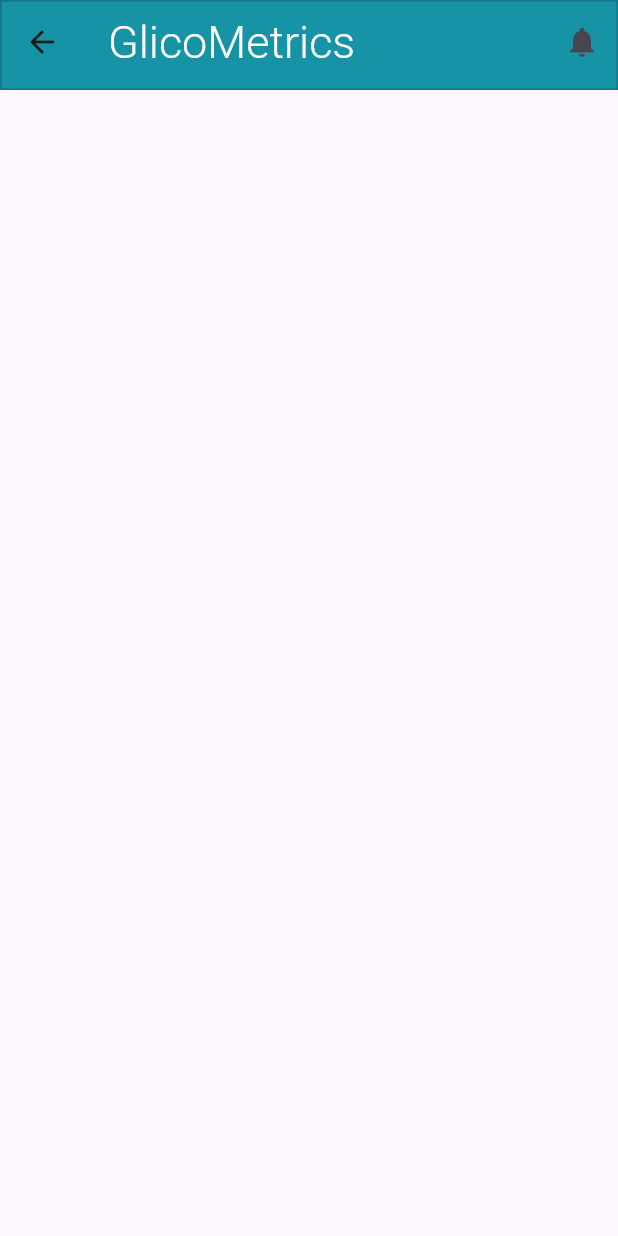
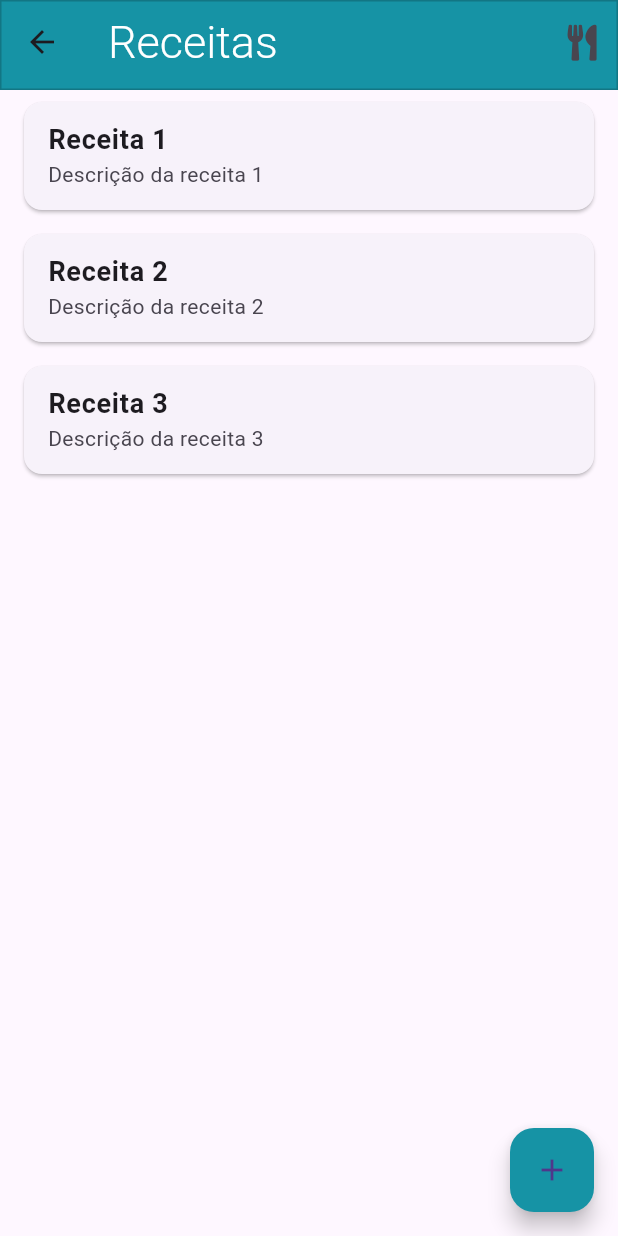
Before and after one commit to AugustoH22/glicometrics, a Flutter app: the ReceitaScreen screen opened directly, on a phone screen of 412 x 824 dp. Run offline on Flutter 3.47's test engine with Material 3 defaults, Android fonts, the phone set to English and light mode, and no system bars; our stand-ins replace cloud_firestore, firebase_auth, firebase_core, fl_chart, flutter_signin_button, font_awesome_flutter and 1 more; accounts and stored records are empty; Roboto replaces fonts that are missing (Lemonada).

Commit message:
Mudança nos icones de Receitas

```diff
--- a/lib/main.dart
+++ b/lib/main.dart
@@ -1,4 +1,5 @@
 import 'package:flutter/material.dart';
+import 'package:font_awesome_flutter/font_awesome_flutter.dart';
 import 'package:main/autentificacao/auth_screen.dart';
 import 'package:main/tela_conta/tela_conta.dart';
 import 'package:main/tela_home/tela_home.dart';
@@ -103,7 +104,7 @@
             label: 'Home',
           ),
           BottomNavigationBarItem(
-            icon: Icon(Icons.receipt),
+            icon: FaIcon(FontAwesomeIcons.conciergeBell),
             label: 'Receita',
           ),
           BottomNavigationBarItem(
--- a/lib/tela_receita/tela_receita.dart
+++ b/lib/tela_receita/tela_receita.dart
@@ -1,10 +1,10 @@
 import 'package:flutter/material.dart';
+import 'package:font_awesome_flutter/font_awesome_flutter.dart';
 
 class ReceitaScreen extends StatefulWidget {
   const ReceitaScreen({super.key});
 
   @override
-  // ignore: library_private_types_in_public_api
   _ReceitaScreenState createState() => _ReceitaScreenState();
 }
 
@@ -13,16 +13,21 @@
   @override
   bool get wantKeepAlive => true;
 
+  final List<Map<String, String>> _receitas = [
+    {'titulo': 'Receita 1', 'descricao': 'Descrição da receita 1'},
+    {'titulo': 'Receita 2', 'descricao': 'Descrição da receita 2'},
+    {'titulo': 'Receita 3', 'descricao': 'Descrição da receita 3'},
+  ];
+
   @override
   Widget build(BuildContext context) {
     super.build(context);
     return Scaffold(
       appBar: PreferredSize(
-        preferredSize:
-            const Size.fromHeight(60.0), // Define a altura do AppBar
+        preferredSize: const Size.fromHeight(60.0),
         child: AppBar(
           title: const Text(
-            'GlicoMetrics',
+            'Receitas',
             style: TextStyle(
               color: Colors.white,
               fontSize: 30,
@@ -31,8 +36,8 @@
               height: 0,
             ),
           ),
-          backgroundColor: Colors.transparent, // Cor de fundo transparente
-          elevation: 0, // Sem sombra
+          backgroundColor: Colors.transparent,
+          elevation: 0,
           flexibleSpace: Container(
             decoration: ShapeDecoration(
               color: const Color(0xFF1693A5),
@@ -45,11 +50,84 @@
             ),
           ),
           actions: [
-            IconButton(
-              icon: const Icon(Icons.notifications),
-              onPressed: () {
-                // Ação para notificações
+  IconButton(
+    icon: FaIcon(FontAwesomeIcons.utensils), // Removido `const`
+    onPressed: () {
+      // Ação para notificações ou qualquer outra funcionalidade
+    },
+  ),
+],
+
+        ),
+      ),
+      body: ListView.builder(
+        itemCount: _receitas.length,
+        itemBuilder: (context, index) {
+          final receita = _receitas[index];
+          return Card(
+            margin: const EdgeInsets.symmetric(horizontal: 16, vertical: 8),
+            child: ListTile(
+              title: Text(
+                receita['titulo'] ?? '',
+                style: const TextStyle(fontSize: 18, fontWeight: FontWeight.bold),
+              ),
+              subtitle: Text(receita['descricao'] ?? ''),
+              onTap: () {
+                Navigator.push(
+                  context,
+                  MaterialPageRoute(
+                    builder: (context) => DetalhesReceitaScreen(
+                      titulo: receita['titulo']!,
+                      descricao: receita['descricao']!,
+                    ),
+                  ),
+                );
               },
+            ),
+          );
+        },
+      ),
+      floatingActionButton: FloatingActionButton(
+        onPressed: () {
+          // Ação para adicionar nova receita
+        },
+        child: const Icon(Icons.add),
+        backgroundColor: const Color(0xFF1693A5),
+      ),
+    );
+  }
+}
+
+class DetalhesReceitaScreen extends StatelessWidget {
+  final String titulo;
+  final String descricao;
+
+  const DetalhesReceitaScreen({
+    Key? key,
+    required this.titulo,
+    required this.descricao,
+  }) : super(key: key);
+
+  @override
+  Widget build(BuildContext context) {
+    return Scaffold(
+      appBar: AppBar(
+        title: Text(titulo),
+        backgroundColor: const Color(0xFF1693A5),
+      ),
+      body: Padding(
+        padding: const EdgeInsets.all(16.0),
+        child: Column(
+          crossAxisAlignment: CrossAxisAlignment.start,
+          children: [
+            Text(
+              titulo,
+              style: const TextStyle(fontSize: 24, fontWeight: FontWeight.bold),
+            ),
+            const SizedBox(height: 16),
+            Text(
+              descricao,
+              style: const TextStyle(fontSize: 16),
             ),
           ],
         ),
--- a/pubspec.yaml
+++ b/pubspec.yaml
@@ -31,6 +31,7 @@
   flutter:
     sdk: flutter
   charts_flutter: ^0.12.0
+  font_awesome_flutter: ^9.2.0
 
   # The following adds the Cupertino Icons font to your application.
   # Use with the CupertinoIcons class for iOS style icons.
```
Also changed, not shown: pubspec.lock, 1 other file.
